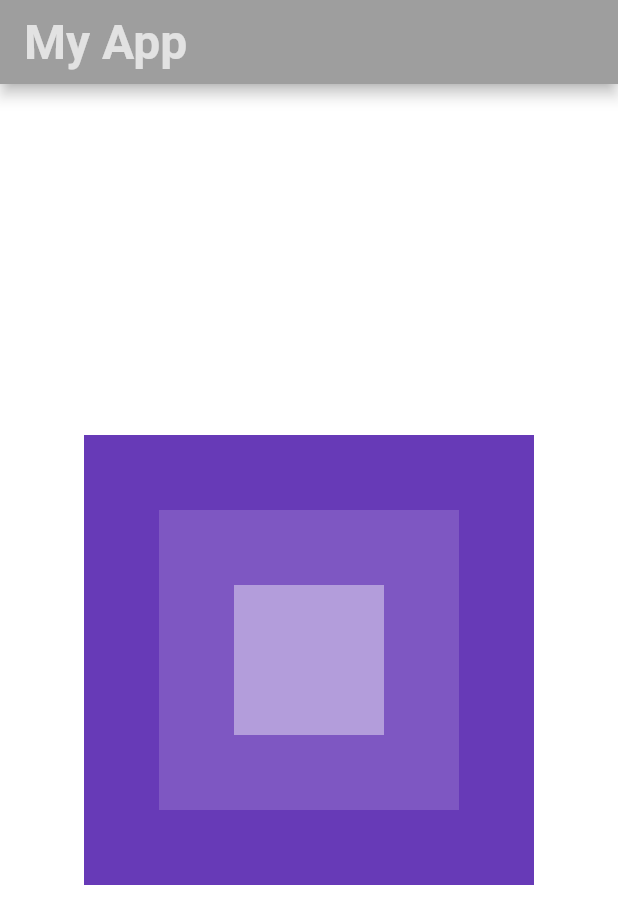
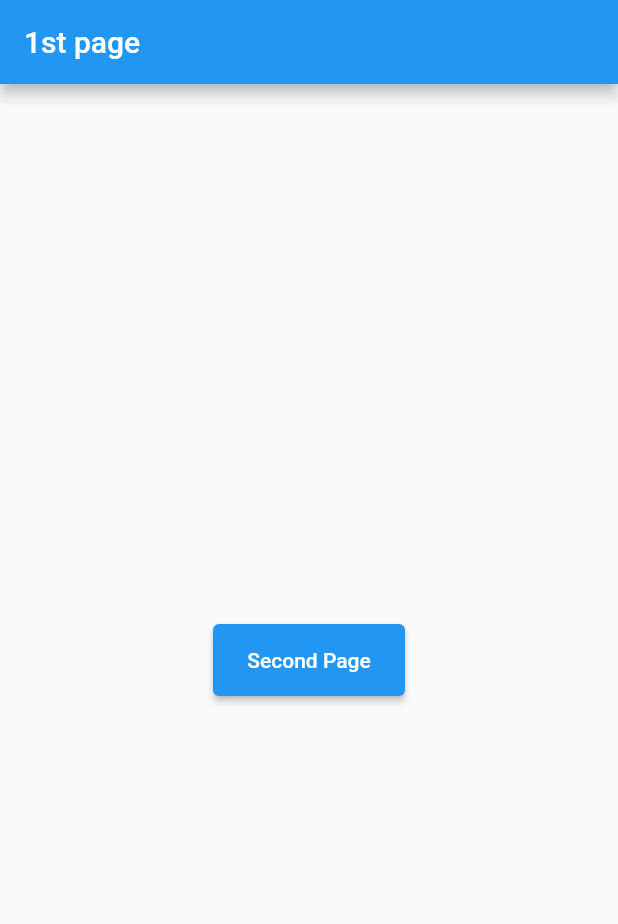
Before and after one commit to Ashokpal24/Flutter_hello_world, a Flutter app: the screen it shows after launch, on a phone screen of 412 x 824 dp. Shown: the top 924 px of the screen. Run offline on Flutter 3.47's test engine with Material 2 defaults, Android fonts, the phone set to English and light mode, and no system bars.

Commit message:
added multipage navigation.

```diff
--- a/lib/main.dart
+++ b/lib/main.dart
@@ -1,52 +1,16 @@
 import 'package:flutter/material.dart';
-import 'package:flutter/rendering.dart';
+import 'package:helloworld/pages/first_page.dart';
 
 void main() => runApp(MyApp());
 
 class MyApp extends StatelessWidget {
   MyApp({super.key});
 
-  List names = ["Ash", "James", "Drax"];
   @override
   Widget build(BuildContext context) {
     return MaterialApp(
-        debugShowCheckedModeBanner: false,
-        home: Scaffold(
-            backgroundColor: Colors.white,
-            appBar: AppBar(
-              title: Text(
-                "My App",
-                style: TextStyle(
-                    color: Colors.white70,
-                    fontSize: 32,
-                    fontWeight: FontWeight.bold),
-              ),
-              backgroundColor: Colors.grey,
-            ),
-            body: Center(
-              child: Stack(
-                alignment: Alignment.center,
-                children: [
-                  GestureDetector(
-                    onTap: () => {print('yeet!')},
-                    child: Container(
-                      height: 300,
-                      width: 300,
-                      color: Colors.deepPurple,
-                    ),
-                  ),
-                  Container(
-                    height: 200,
-                    width: 200,
-                    color: Colors.deepPurple[400],
-                  ),
-                  Container(
-                    height: 100,
-                    width: 100,
-                    color: Colors.deepPurple[200],
-                  ),
-                ],
-              ),
-            )));
+      debugShowCheckedModeBanner: false,
+      home: FirstPage(),
+    );
   }
 }
--- /dev/null
+++ b/lib/pages/first_page.dart
@@ -0,0 +1,25 @@
+import 'package:flutter/material.dart';
+import 'package:helloworld/pages/second_page.dart';
+
+class FirstPage extends StatelessWidget {
+  FirstPage({super.key});
+
+  @override
+  Widget build(BuildContext context) {
+    return Scaffold(
+      appBar: AppBar(title: Text("1st page")),
+      body: Center(
+          child: ElevatedButton(
+        onPressed: () => {
+          Navigator.push(
+              context, MaterialPageRoute(builder: (context) => SecondPage()))
+        },
+        child: Text("Second Page"),
+        style: ElevatedButton.styleFrom(
+            minimumSize: Size(128, 48),
+            shadowColor: Colors.black,
+            elevation: 2),
+      )),
+    );
+  }
+}
```
Also changed, not shown: lib/pages/second_page.dart (added, +25 -0 lines).
